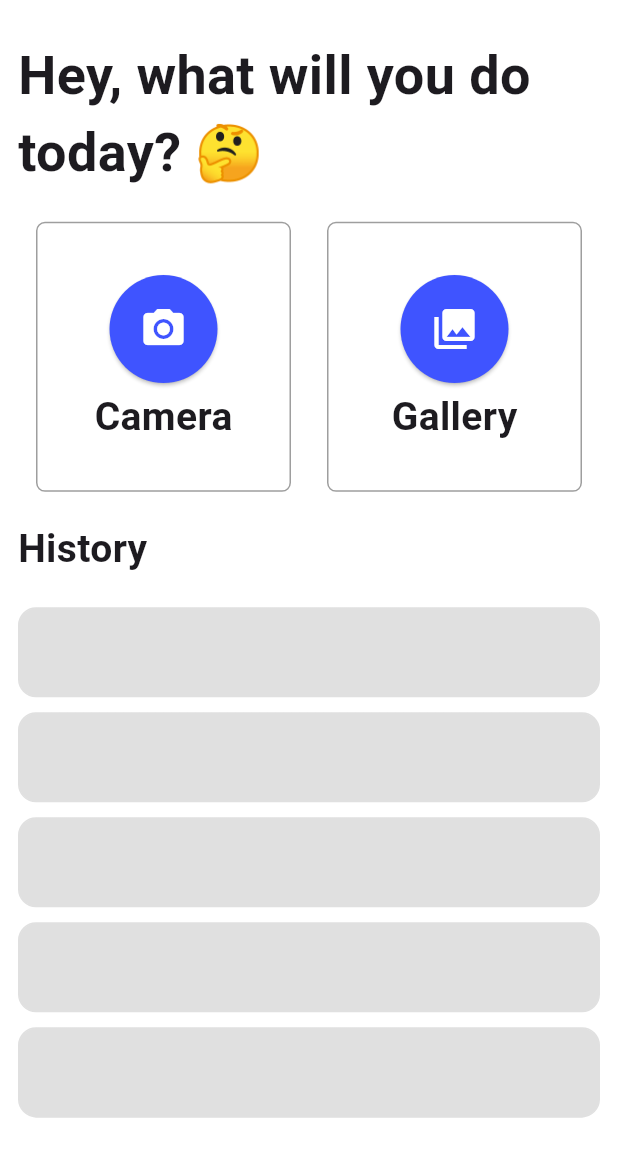
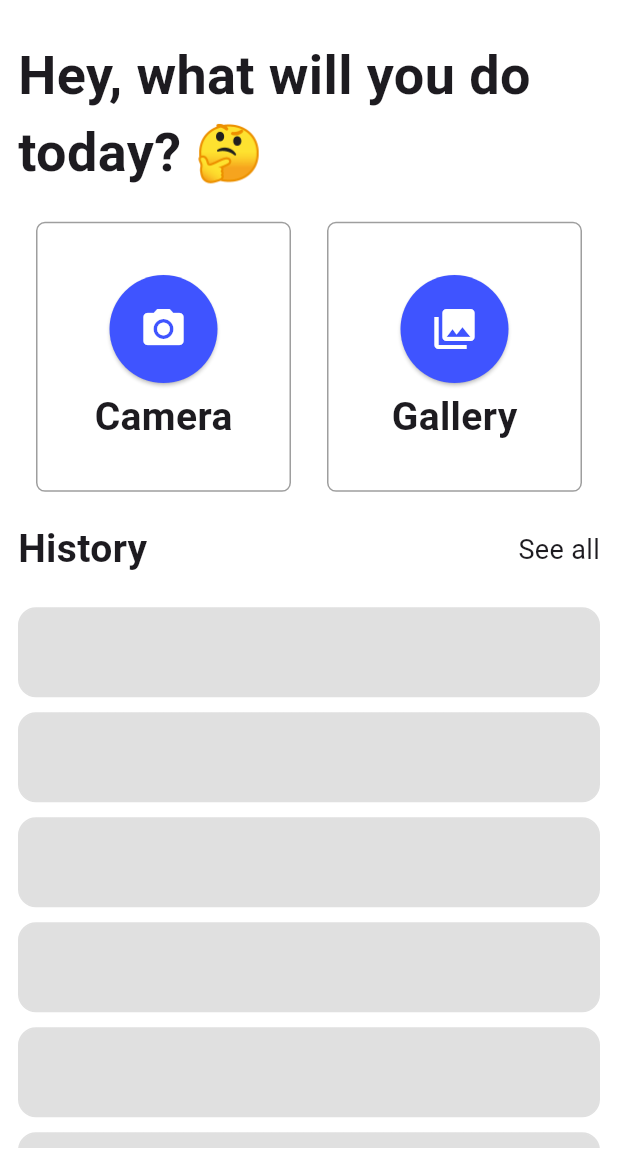
Before and after one commit to gelkomyy/snap_text, a Flutter app: the first screen one second after launch, on a phone screen of 412 x 824 dp, the part 70-1236 px from its top. Run offline on Flutter 3.47's test engine with Material 3 defaults, Android fonts, the light colour scheme and no system bars; drawn by our look-alikes of shimmer; our stand-ins replace dio, flutter_bloc, hive, hive_flutter, image_cropper, image_picker; accounts and stored records are empty.

Commit message:
add history view &  CustomBlocObserver

```diff
--- a/lib/Features/home/presentation/manager/get_bookmark_items_cubit/get_bookmark_items_cubit.dart
+++ b/lib/Features/home/presentation/manager/get_bookmark_items_cubit/get_bookmark_items_cubit.dart
@@ -12,7 +12,7 @@ class GetBookmarkItemsCubit extends Cubit<GetBookmarkItemsState> {
   Future<List<ImageModel>> getAllModels() async {
     emit(GetAllBookmarkLoading());
     List<ImageModel> models = databaseHelper.getAllModelsHive(bookmarkBox);
-    await Future.delayed(const Duration(seconds: 3));
+    await Future.delayed(const Duration(seconds: 2));
     emit(GetAllBookmarkDone(models: models));
     return models;
   }
--- a/lib/Features/home/presentation/manager/get_history_items_cubit/get_history_items_cubit.dart
+++ b/lib/Features/home/presentation/manager/get_history_items_cubit/get_history_items_cubit.dart
@@ -12,7 +12,7 @@ class GetHistoryItemsCubit extends Cubit<GetHistoryItemsState> {
   Future<List<ImageModel>> getAllModels() async {
     emit(GetAllHistoryLoading());
     List<ImageModel> models = databaseHelper.getAllModelsHive(historyBox);
-    await Future.delayed(const Duration(seconds: 3));
+    await Future.delayed(const Duration(seconds: 2));
     emit(GetAllHistoryDone(models: models));
     return models;
   }
--- a/lib/Features/home/presentation/views/widgets/history_loading.dart
+++ b/lib/Features/home/presentation/views/widgets/history_loading.dart
@@ -13,20 +13,13 @@ class HistoryLoading extends StatelessWidget {
       baseColor: Colors.grey.shade300,
       highlightColor: Colors.grey.shade100,
       enabled: true,
-      child: const SingleChildScrollView(
-        physics: NeverScrollableScrollPhysics(),
-        child: Column(
-          crossAxisAlignment: CrossAxisAlignment.start,
-          mainAxisSize: MainAxisSize.max,
-          children: [
-            LoadingHistoryItem(),
-            LoadingHistoryItem(),
-            LoadingHistoryItem(),
-            LoadingHistoryItem(),
-            LoadingHistoryItem(),
-          ],
-        ),
-      ),
+      child: ListView.builder(
+          itemCount: 10,
+          shrinkWrap: true,
+          physics: const NeverScrollableScrollPhysics(),
+          itemBuilder: (context, index) {
+            return const LoadingHistoryItem();
+          }),
     );
   }
 }
--- a/lib/Features/home/presentation/views/widgets/history_sliver_list.dart
+++ b/lib/Features/home/presentation/views/widgets/history_sliver_list.dart
@@ -21,9 +21,7 @@ class HistorySliverList extends StatelessWidget {
             },
           );
         } else if (state is GetAllHistoryLoading) {
-          return const SliverToBoxAdapter(
-            child: HistoryLoading(),
-          );
+          return const SliverToBoxAdapter(child: HistoryLoading());
         } else {
           return const SliverToBoxAdapter(
             child: Center(
--- a/lib/Features/home/presentation/views/widgets/home_view_body.dart
+++ b/lib/Features/home/presentation/views/widgets/home_view_body.dart
@@ -1,4 +1,5 @@
 import 'package:flutter/material.dart';
+import 'package:snap_text/Features/history/presentation/views/history_view.dart';
 import 'package:snap_text/Features/home/presentation/views/widgets/history_sliver_list.dart';
 import 'package:snap_text/Features/home/presentation/views/widgets/selection_source.dart';
 
@@ -44,13 +45,32 @@ class HomeViewBody extends StatelessWidget {
               height: 20,
             ),
           ),
-          const SliverToBoxAdapter(
-            child: Text(
-              'History',
-              style: TextStyle(
-                fontSize: 26,
-                fontWeight: FontWeight.bold,
-              ),
+          SliverToBoxAdapter(
+            child: Row(
+              mainAxisAlignment: MainAxisAlignment.spaceBetween,
+              children: [
+                const Text(
+                  'History',
+                  style: TextStyle(
+                    fontSize: 26,
+                    fontWeight: FontWeight.bold,
+                  ),
+                ),
+                InkWell(
+                  onTap: () {
+                    Navigator.of(context)
+                        .push(MaterialPageRoute(builder: (context) {
+                      return const HistoryView();
+                    }));
+                  },
+                  child: const Text(
+                    'See all',
+                    style: TextStyle(
+                      fontSize: 18,
+                    ),
+                  ),
+                ),
+              ],
             ),
           ),
           const SliverToBoxAdapter(
--- a/lib/main.dart
+++ b/lib/main.dart
@@ -2,13 +2,16 @@ import 'package:flutter/material.dart';
 import 'package:flutter_bloc/flutter_bloc.dart';
 import 'package:hive_flutter/hive_flutter.dart';
 import 'package:snap_text/Features/home/presentation/manager/database_manager_cubit/database_manager_cubit.dart';
+import 'package:snap_text/Features/home/presentation/manager/get_bookmark_items_cubit/get_bookmark_items_cubit.dart';
 import 'package:snap_text/Features/home/presentation/manager/get_history_items_cubit/get_history_items_cubit.dart';
 import 'package:snap_text/Features/home/presentation/views/home_view.dart';
 import 'package:snap_text/constans.dart';
 import 'package:snap_text/core/models/image_model.dart';
+import 'package:snap_text/core/utils/custom_bloc_observer.dart';
 import 'package:snap_text/core/utils/languages_enum.dart';
 
 void main() async {
+  Bloc.observer = CustomBlocObserver();
   Hive.registerAdapter(LanguagesEnumAdapter());
   Hive.registerAdapter(ImageModelAdapter());
   await Hive.initFlutter();
@@ -31,6 +34,9 @@ class SnapText extends StatelessWidget {
         BlocProvider(
           create: (context) => GetHistoryItemsCubit(),
         ),
+        BlocProvider(
+          create: (context) => GetBookmarkItemsCubit(),
+        ),
       ],
       child: const MaterialApp(
         debugShowCheckedModeBanner: false,
```
Also changed, not shown: lib/Features/history/presentation/views/history_view.dart (added, +40 -0 lines), lib/Features/history/presentation/views/widgets/history_view_body.dart (added, +20 -0 lines), lib/core/utils/custom_bloc_observer.dart (added, +28 -0 lines).
